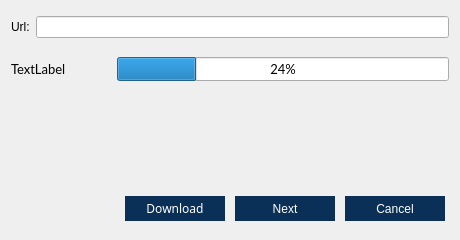
VeriConomy/vericoin, file src/qt/forms/downloader.ui: the form before one commit.
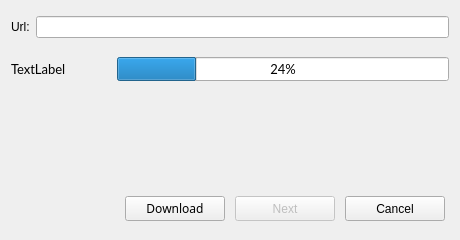
The form after the commit.

```diff
--- a/src/qt/forms/downloader.ui
+++ b/src/qt/forms/downloader.ui
@@ -69,8 +69,7 @@
         </font>
        </property>
        <property name="styleSheet">
-        <string notr="true">QPushButton { background : #0a3057; border : none; color: #FFFFFF} QPushButton:hover { background : #418BCA; } 
-QPushButton:pressed { background : #418BCA; }</string>
+        <string notr="true"/>
        </property>
        <property name="text">
         <string>Download</string>
@@ -92,8 +91,7 @@
         </size>
        </property>
        <property name="styleSheet">
-        <string notr="true">QPushButton { background : #0a3057; border : none; color: #FFFFFF} QPushButton:hover { background : #418BCA; } 
-QPushButton:pressed { background : #418BCA; }</string>
+        <string notr="true"/>
        </property>
        <property name="text">
         <string>Next</string>
@@ -112,8 +110,7 @@
         </size>
        </property>
        <property name="styleSheet">
-        <string notr="true">QPushButton { background : #0a3057; border : none; color: #FFFFFF} QPushButton:hover { background : #418BCA; } 
-QPushButton:pressed { background : #418BCA; }</string>
+        <string notr="true"/>
        </property>
        <property name="text">
         <string>Cancel</string>
```
